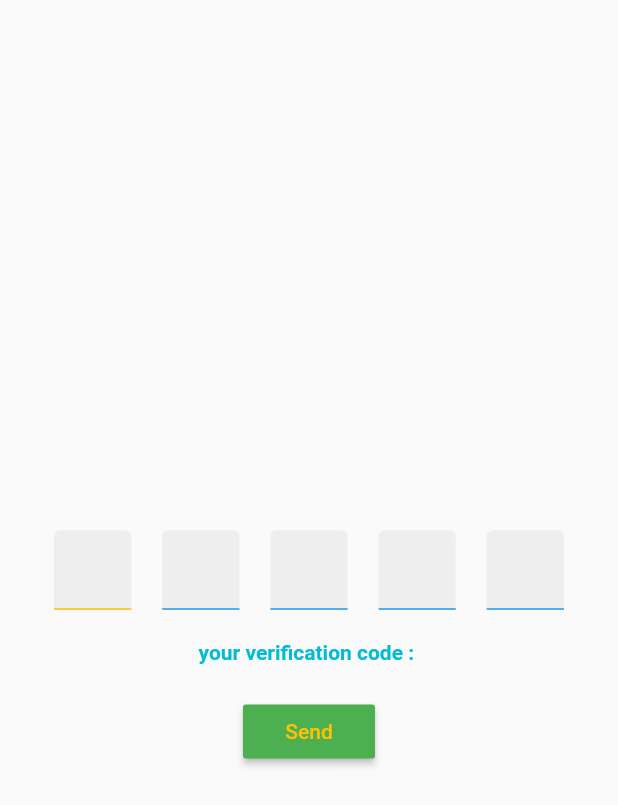
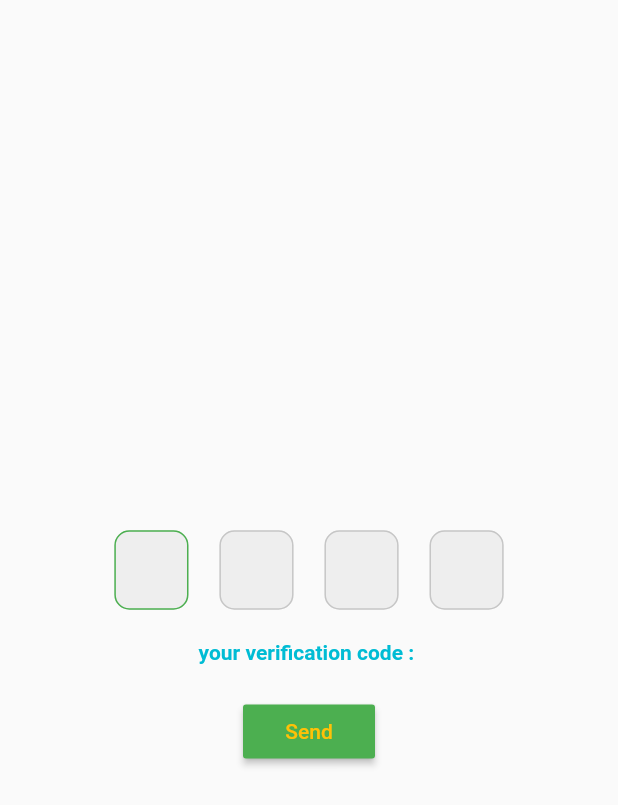
Before and after one commit to AhkamKhalaaf/otp_sample, a Flutter app: the screen it shows after launch, on a phone screen of 412 x 824 dp. Shown: the top 805 px of the screen. Run offline on Flutter 3.47's test engine with Material 2 defaults, Android fonts, the phone set to English and light mode, and no system bars.

```diff
--- a/lib/otp_view/home_page.dart
+++ b/lib/otp_view/home_page.dart
@@ -10,12 +10,12 @@ class HomePage extends StatelessWidget {
     return Scaffold(
       resizeToAvoidBottomInset: true,
       body: OptFormUi(
-        numberDigits:5,
-        shape: OtpDigitShape.underline,
+        numberDigits:4,
+        shape: OtpDigitShape.rectangle,
         backGroundColor: Colors.grey.withOpacity(0.125),
         borderRadius: 10.0,
-        enabledColorBorder: Colors.blue,
-        focusColorBorder: Colors.amber,
+        enabledColorBorder: Colors.grey.withOpacity(0.5),
+        focusColorBorder: Colors.green,
         textColorVerifyButton: Colors.amber,
         verifyText: 'Send',
         backColorVerifyButton: Colors.green,
--- a/lib/otp_view/otp_text_field.dart
+++ b/lib/otp_view/otp_text_field.dart
@@ -44,10 +44,10 @@ class OtpTextField extends StatefulWidget {
 class _OtpTextFieldState extends State<OtpTextField> {
   KeyEventResult onKey(FocusNode node, RawKeyEvent event) {
     if (event is RawKeyDownEvent &&
-        event.logicalKey == LogicalKeyboardKey.backspace
+            event.logicalKey == LogicalKeyboardKey.backspace
         //&& widget.textEditingController.text.isEmpty
-    ) {
-       FocusScope.of(context).requestFocus(widget.previousFocusNode);
+        ) {
+      FocusScope.of(context).requestFocus(widget.previousFocusNode);
 
       return KeyEventResult.handled;
     }
@@ -61,7 +61,9 @@ class _OtpTextFieldState extends State<OtpTextField> {
       alignment: Alignment.center,
       margin: EdgeInsets.only(
           left: sizeScreen.width * 0.025, right: sizeScreen.width * 0.025),
-      width: sizeScreen.width * 0.125,
+      width: widget.shape == OtpDigitShape.rectangle
+          ? sizeScreen.width * 0.12
+          : sizeScreen.width * 0.14,
       child: Focus(
         onKey: onKey,
         child: TextFormField(
@@ -81,6 +83,7 @@ class _OtpTextFieldState extends State<OtpTextField> {
             return null;
           },
           focusNode: widget.ownFocusNode,
+          autovalidateMode: AutovalidateMode.onUserInteraction,
           autofocus: true,
           textInputAction: TextInputAction.next,
           readOnly: false,
@@ -91,19 +94,7 @@ class _OtpTextFieldState extends State<OtpTextField> {
               nextFocus: widget.nextFocusNode,
               previousFocus: widget.previousFocusNode,
             );
-            int indexItem = 0;
-            for (int i = 0; i < widget.keys.length; i++) {
-              if (widget.keys[i].text != '') {
-                indexItem = indexItem + 1;
-              }
-            }
-            if (indexItem == widget.keys.length) {
-              widget.validateAllValues();
-            }
-            if (indexItem == 0) {
-              widget.initValueTextFunc();
-              FocusScope.of(context).requestFocus(widget.firstFocus);
-            }
+            autoSendValues();
           },
           keyboardType: TextInputType.number,
           textAlign: TextAlign.center,
@@ -147,16 +138,16 @@ class _OtpTextFieldState extends State<OtpTextField> {
                           borderRadius:
                               BorderRadius.circular(widget.borderRadius)),
               focusedErrorBorder: widget.shape == OtpDigitShape.underline
-                  ? const UnderlineInputBorder(
-                      borderSide: BorderSide(color: Colors.red))
+                  ?   UnderlineInputBorder(
+                      borderSide: BorderSide(color: widget.focusColorBorder))
                   : widget.shape == OtpDigitShape.circle
                       ? OutlineInputBorder(
                           borderSide:
-                              const BorderSide(width: 1.0, color: Colors.red),
+                                BorderSide(width: 1.0, color:widget.focusColorBorder),
                           borderRadius: BorderRadius.circular(100.0))
                       : OutlineInputBorder(
                           borderSide:
-                              const BorderSide(width: 1.0, color: Colors.red),
+                                BorderSide(width: 1.0, color: widget.focusColorBorder),
                           borderRadius:
                               BorderRadius.circular(widget.borderRadius)),
               errorBorder: widget.shape == OtpDigitShape.underline
@@ -202,6 +193,22 @@ class _OtpTextFieldState extends State<OtpTextField> {
     widget.textEditingController.selection = TextSelection.fromPosition(
         TextPosition(offset: widget.textEditingController.text.length));
   }
+
+  void autoSendValues() {
+    int indexItem = 0;
+    for (int i = 0; i < widget.keys.length; i++) {
+      if (widget.keys[i].text != '') {
+        indexItem = indexItem + 1;
+      }
+    }
+    if (indexItem == widget.keys.length) {
+      widget.validateAllValues();
+    }
+    if (indexItem == 0) {
+      widget.initValueTextFunc();
+      FocusScope.of(context).requestFocus(widget.firstFocus);
+    }
+  }
 }
 
 enum OtpDigitShape { rectangle, underline, circle }
```
